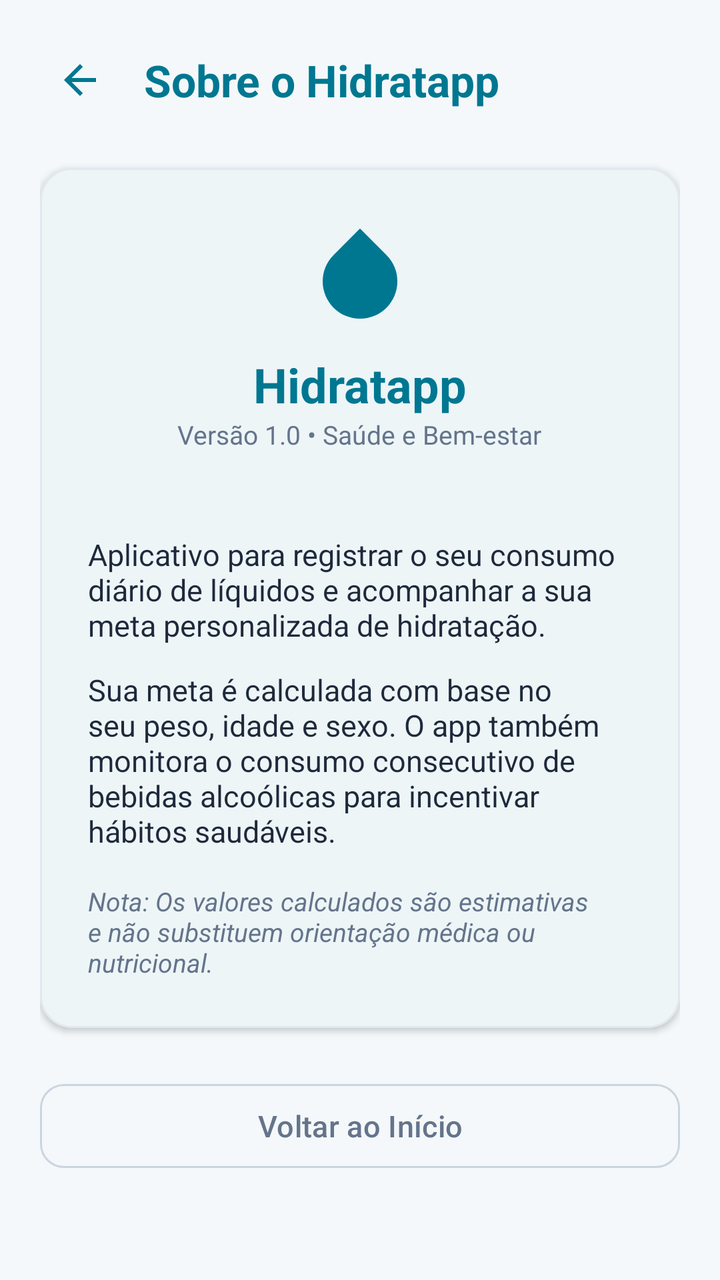
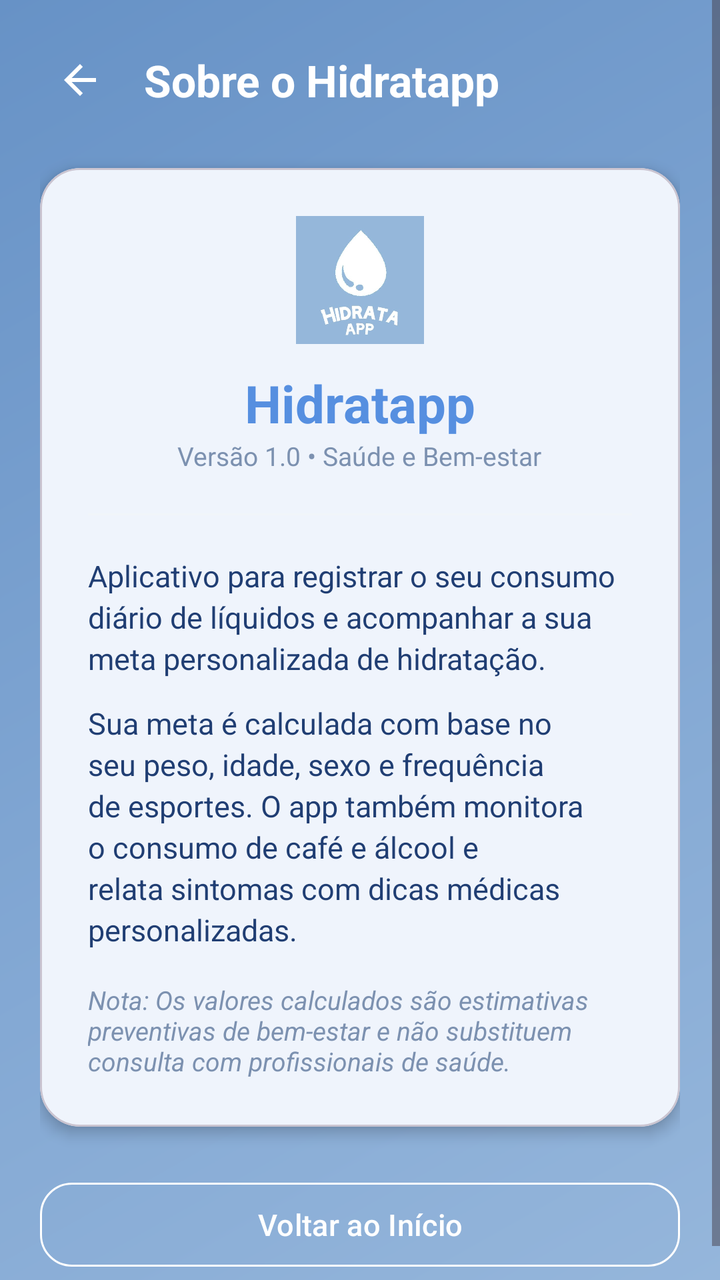

The first picture is an Android layout as it rendered before a commit; the second is the same layout after the commit. The layout source and the unified diff follow.
<!-- AndroidManifest.xml: application theme Theme.Hidratapp -->
<!-- res/layout/activity_sobre.xml -->
<?xml version="1.0" encoding="utf-8"?>
<ScrollView xmlns:android="http://schemas.android.com/apk/res/android"
    xmlns:app="http://schemas.android.com/apk/res-auto"
    android:id="@+id/main"
    android:layout_width="match_parent"
    android:layout_height="match_parent"
    android:fillViewport="true"
    android:background="@color/wellness_bg">

    <LinearLayout
        android:layout_width="match_parent"
        android:layout_height="wrap_content"
        android:orientation="vertical"
        android:padding="20dp">

        
        <LinearLayout
            android:layout_width="match_parent"
            android:layout_height="wrap_content"
            android:gravity="center_vertical"
            android:orientation="horizontal"
            android:layout_marginBottom="24dp">

            <ImageButton
                android:id="@+id/btnHeaderVoltar"
                android:layout_width="40dp"
                android:layout_height="40dp"
                android:background="?attr/selectableItemBackgroundBorderless"
                android:contentDescription="Voltar"
                android:src="@drawable/ic_arrow_back"
                app:tint="@color/teal_primary" />

            <TextView
                android:layout_width="wrap_content"
                android:layout_height="wrap_content"
                android:layout_marginStart="12dp"
                android:text="Sobre o Hidratapp"
                android:textColor="@color/teal_primary"
                android:textSize="22sp"
                android:textStyle="bold" />
        </LinearLayout>

        
        <com.google.android.material.card.MaterialCardView
            android:layout_width="match_parent"
            android:layout_height="wrap_content"
            android:layout_marginBottom="24dp"
            app:cardCornerRadius="16dp"
            app:cardElevation="2dp"
            app:strokeWidth="1dp"
            app:strokeColor="#E2E8F0"
            app:cardBackgroundColor="@color/wellness_card_bg">

            <LinearLayout
                android:layout_width="match_parent"
                android:layout_height="wrap_content"
                android:gravity="center_horizontal"
                android:orientation="vertical"
                android:padding="24dp">

                <ImageView
                    android:layout_width="56dp"
                    android:layout_height="56dp"
                    android:contentDescription="Hidratapp"
                    android:src="@drawable/ic_water_drop"
                    app:tint="@color/teal_primary" />

                <TextView
                    android:layout_width="wrap_content"
                    android:layout_height="wrap_content"
                    android:layout_marginTop="12dp"
                    android:text="Hidratapp"
                    android:textColor="@color/teal_primary"
                    android:textSize="24sp"
                    android:textStyle="bold" />

                <TextView
                    android:layout_width="wrap_content"
                    android:layout_height="wrap_content"
                    android:text="Versão 1.0 • Saúde e Bem-estar"
                    android:textColor="@color/text_secondary"
                    android:textSize="13sp" />

                <View
                    android:layout_width="match_parent"
                    android:layout_height="1dp"
                    android:layout_marginVertical="20dp"
                    android:background="#F1F5F9" />

                <TextView
                    android:layout_width="match_parent"
                    android:layout_height="wrap_content"
                    android:text="Aplicativo para registrar o seu consumo diário de líquidos e acompanhar a sua meta personalizada de hidratação."
                    android:textColor="@color/text_primary"
                    android:textSize="15sp" />

                <TextView
                    android:layout_width="match_parent"
                    android:layout_height="wrap_content"
                    android:layout_marginTop="12dp"
                    android:text="Sua meta é calculada com base no seu peso, idade e sexo. O app também monitora o consumo consecutivo de bebidas alcoólicas para incentivar hábitos saudáveis."
                    android:textColor="@color/text_primary"
                    android:textSize="15sp" />

                <TextView
                    android:layout_width="match_parent"
                    android:layout_height="wrap_content"
                    android:layout_marginTop="16dp"
                    android:text="Nota: Os valores calculados são estimativas e não substituem orientação médica ou nutricional."
                    android:textColor="@color/text_secondary"
                    android:textSize="13sp"
                    android:textStyle="italic" />

            </LinearLayout>
        </com.google.android.material.card.MaterialCardView>

        <com.google.android.material.button.MaterialButton
            android:id="@+id/btnVoltar"
            style="@style/Widget.Material3.Button.OutlinedButton"
            android:layout_width="match_parent"
            android:layout_height="50dp"
            android:text="Voltar ao Início"
            android:textColor="@color/text_secondary"
            android:textSize="15sp"
            app:cornerRadius="12dp"
            app:strokeColor="#CBD5E1" />

    </LinearLayout>
</ScrollView>
<!-- resources referenced by this layout -->
<resources>
  <color name="teal_primary">#007791</color>
  <color name="text_primary">#1E293B</color>
  <color name="text_secondary">#64748B</color>
  <color name="wellness_bg">#F4F8FA</color>
  <color name="wellness_card_bg">#FFFFFF</color>
  <!-- drawable ic_arrow_back (drawable) -->
  <vector xmlns:android="http://schemas.android.com/apk/res/android"
      android:width="24dp"
      android:height="24dp"
      android:viewportWidth="24"
      android:viewportHeight="24">
    <path
        android:fillColor="@color/teal_primary"
        android:pathData="M20,11H7.83l5.59,-5.59L12,4l-8,8 8,8 1.41,-1.41L7.83,13H20v-2z"/>
  </vector>
  <!-- drawable ic_water_drop (drawable) -->
  <vector xmlns:android="http://schemas.android.com/apk/res/android"
      android:width="24dp"
      android:height="24dp"
      android:viewportWidth="24"
      android:viewportHeight="24">
    <path
        android:fillColor="@color/teal_primary"
        android:pathData="M12,2.69l5.66,5.66a8,8 0,1 1,-11.31 0z"/>
  </vector>
  <style name="Theme.Hidratapp" parent="Base.Theme.Hidratapp" />
  <style name="Base.Theme.Hidratapp" parent="Theme.Material3.DayNight.NoActionBar">
          <item name="colorPrimary">@color/teal_primary</item>
          <item name="colorOnPrimary">@color/white</item>
          <item name="colorPrimaryContainer">@color/teal_light</item>
          <item name="colorSecondary">@color/teal_accent</item>
          <item name="android:colorBackground">@color/wellness_bg</item>
          <item name="colorSurface">@color/wellness_card_bg</item>
      </style>
  <color name="white">#FFFFFFFF</color>
  <color name="teal_light">#E0F2F1</color>
  <color name="teal_accent">#0097A7</color>
</resources>

<!-- the commit's change to res/layout/activity_sobre.xml (unified diff, before → after) -->
@@ -5,7 +5,7 @@
     android:layout_width="match_parent"
     android:layout_height="match_parent"
     android:fillViewport="true"
-    android:background="@color/wellness_bg">
+    android:background="@drawable/bg_wizard_gradient">
 
     <LinearLayout
         android:layout_width="match_parent"
@@ -28,14 +28,14 @@
                 android:background="?attr/selectableItemBackgroundBorderless"
                 android:contentDescription="Voltar"
                 android:src="@drawable/ic_arrow_back"
-                app:tint="@color/teal_primary" />
+                app:tint="@color/white" />
 
             <TextView
                 android:layout_width="wrap_content"
                 android:layout_height="wrap_content"
                 android:layout_marginStart="12dp"
                 android:text="Sobre o Hidratapp"
-                android:textColor="@color/teal_primary"
+                android:textColor="@color/white"
                 android:textSize="22sp"
                 android:textStyle="bold" />
         </LinearLayout>
@@ -45,11 +45,9 @@
             android:layout_width="match_parent"
             android:layout_height="wrap_content"
             android:layout_marginBottom="24dp"
-            app:cardCornerRadius="16dp"
-            app:cardElevation="2dp"
-            app:strokeWidth="1dp"
-            app:strokeColor="#E2E8F0"
-            app:cardBackgroundColor="@color/wellness_card_bg">
+            app:cardCornerRadius="20dp"
+            app:cardElevation="4dp"
+            app:cardBackgroundColor="@color/white">
 
             <LinearLayout
                 android:layout_width="match_parent"
@@ -59,11 +57,10 @@
                 android:padding="24dp">
 
                 <ImageView
-                    android:layout_width="56dp"
-                    android:layout_height="56dp"
-                    android:contentDescription="Hidratapp"
-                    android:src="@drawable/ic_water_drop"
-                    app:tint="@color/teal_primary" />
+                    android:layout_width="64dp"
+                    android:layout_height="64dp"
+                    android:contentDescription="Hidratapp Logo"
+                    android:src="@drawable/logo_hidratapp" />
 
                 <TextView
                     android:layout_width="wrap_content"
@@ -71,7 +68,7 @@
                     android:layout_marginTop="12dp"
                     android:text="Hidratapp"
                     android:textColor="@color/teal_primary"
-                    android:textSize="24sp"
+                    android:textSize="26sp"
                     android:textStyle="bold" />
 
                 <TextView
@@ -92,21 +89,23 @@
                     android:layout_height="wrap_content"
                     android:text="Aplicativo para registrar o seu consumo diário de líquidos e acompanhar a sua meta personalizada de hidratação."
                     android:textColor="@color/text_primary"
-                    android:textSize="15sp" />
+                    android:textSize="15sp"
+                    android:lineSpacingExtra="3dp" />
 
                 <TextView
                     android:layout_width="match_parent"
                     android:layout_height="wrap_content"
                     android:layout_marginTop="12dp"
-                    android:text="Sua meta é calculada com base no seu peso, idade e sexo. O app também monitora o consumo consecutivo de bebidas alcoólicas para incentivar hábitos saudáveis."
+                    android:text="Sua meta é calculada com base no seu peso, idade, sexo e frequência de esportes. O app também monitora o consumo de café e álcool e relata sintomas com dicas médicas personalizadas."
                     android:textColor="@color/text_primary"
-                    android:textSize="15sp" />
+                    android:textSize="15sp"
+                    android:lineSpacingExtra="3dp" />
 
                 <TextView
                     android:layout_width="match_parent"
                     android:layout_height="wrap_content"
                     android:layout_marginTop="16dp"
-                    android:text="Nota: Os valores calculados são estimativas e não substituem orientação médica ou nutricional."
+                    android:text="Nota: Os valores calculados são estimativas preventivas de bem-estar e não substituem consulta com profissionais de saúde."
                     android:textColor="@color/text_secondary"
                     android:textSize="13sp"
                     android:textStyle="italic" />
@@ -120,10 +119,10 @@
             android:layout_width="match_parent"
             android:layout_height="50dp"
             android:text="Voltar ao Início"
-            android:textColor="@color/text_secondary"
+            android:textColor="@color/white"
             android:textSize="15sp"
-            app:cornerRadius="12dp"
-            app:strokeColor="#CBD5E1" />
+            app:cornerRadius="16dp"
+            app:strokeColor="@color/white" />
 
     </LinearLayout>
 </ScrollView>
<!-- resource entries referenced after the edit -->
@@ -1,9 +1,9 @@
 <!-- resources referenced by this layout -->
 <resources>
-  <color name="teal_primary">#007791</color>
-  <color name="text_primary">#1E293B</color>
-  <color name="text_secondary">#64748B</color>
-  <color name="wellness_bg">#F4F8FA</color>
+  <color name="teal_primary">#568FE0</color>
+  <color name="text_primary">#203E73</color>
+  <color name="text_secondary">#7C91B0</color>
+  <color name="wellness_bg">#EAF5FF</color>
   <color name="wellness_card_bg">#FFFFFF</color>
   <!-- drawable ic_arrow_back (drawable) -->
   <vector xmlns:android="http://schemas.android.com/apk/res/android"
@@ -15,16 +15,7 @@
         android:fillColor="@color/teal_primary"
         android:pathData="M20,11H7.83l5.59,-5.59L12,4l-8,8 8,8 1.41,-1.41L7.83,13H20v-2z"/>
   </vector>
-  <!-- drawable ic_water_drop (drawable) -->
-  <vector xmlns:android="http://schemas.android.com/apk/res/android"
-      android:width="24dp"
-      android:height="24dp"
-      android:viewportWidth="24"
-      android:viewportHeight="24">
-    <path
-        android:fillColor="@color/teal_primary"
-        android:pathData="M12,2.69l5.66,5.66a8,8 0,1 1,-11.31 0z"/>
-  </vector>
+  <!-- drawable logo_hidratapp: jpg bitmap (drawable, 17206 bytes) -->
   <style name="Theme.Hidratapp" parent="Base.Theme.Hidratapp" />
   <style name="Base.Theme.Hidratapp" parent="Theme.Material3.DayNight.NoActionBar">
           <item name="colorPrimary">@color/teal_primary</item>
@@ -35,7 +26,17 @@
           <item name="colorSurface">@color/wellness_card_bg</item>
       </style>
   <color name="white">#FFFFFFFF</color>
-  <color name="teal_light">#E0F2F1</color>
-  <color name="teal_accent">#0097A7</color>
+  <!-- drawable bg_wizard_gradient (drawable) -->
+  <?xml version="1.0" encoding="utf-8"?>
+  <shape xmlns:android="http://schemas.android.com/apk/res/android">
+      <gradient
+          android:angle="135"
+          android:startColor="#95b6db"
+          android:centerColor="#7fa5d2"
+          android:endColor="#6792c6"
+          android:type="linear" />
+  </shape>
+  <color name="teal_light">#EAF5FF</color>
+  <color name="teal_accent">#B8DCFA</color>
 </resources>
 
